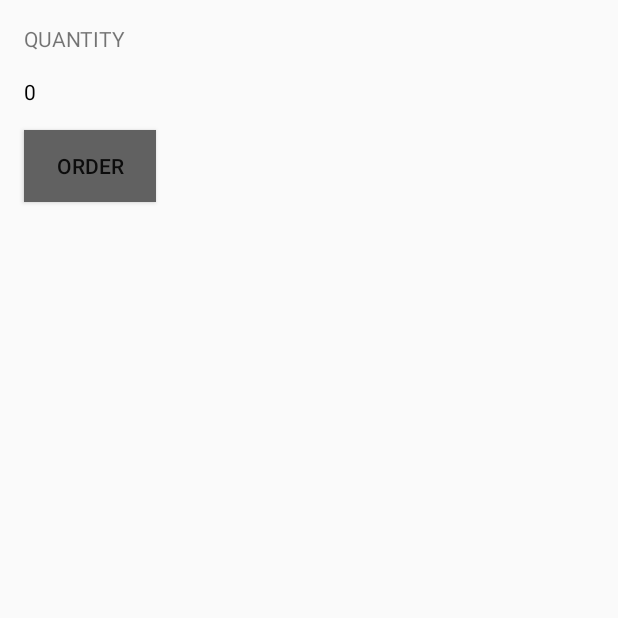
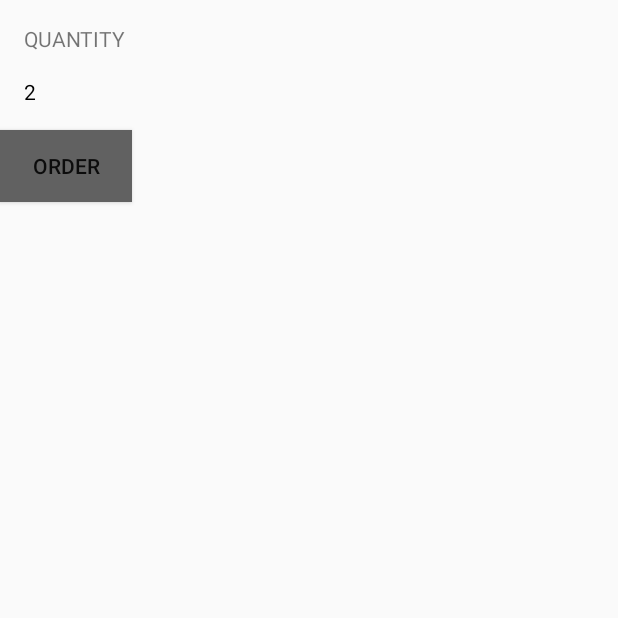
Before and after one commit to Morshu03/JavaRushProject, an Android app: the screen it shows after launch (MainActivity), after a tap on "ORDER", on a phone screen of 412 x 824 dp, the top half of it. Run offline under Robolectric (Android 15) with nearby library versions, the phone set to English and light mode, and no system bars.

Commit message:
fulfilled first task

```diff
--- a/app/src/main/java/com/example/javarushproject/MainActivity.java
+++ b/app/src/main/java/com/example/javarushproject/MainActivity.java
@@ -2,7 +2,6 @@ package com.example.javarushproject;
 
 
 import android.os.Bundle;
-import android.view.View;
 import android.widget.Button;
 import android.widget.TextView;
 
@@ -10,33 +9,23 @@ import androidx.appcompat.app.AppCompatActivity;
 
 public class MainActivity extends AppCompatActivity {
 
-    //TODO: Создать переменную Int = 0
+    int defaultValue = 0;
+    int count = 2;
+    Button submitBtn;
+    TextView quantityText;
 
     @Override
     protected void onCreate(Bundle savedInstanceState) {
         super.onCreate(savedInstanceState);
         setContentView(R.layout.activity_main);
-        Button submitBtn = findViewById(R.id.btn_order);
+        submitBtn = findViewById(R.id.btn_order);
+        quantityText = findViewById(R.id.quantity_text_view);
+        Quantity();
+    }
+    void Quantity () {
         submitBtn.setOnClickListener(view -> {
-            submitOrder();
+            defaultValue += count;
+            quantityText.setText("" + defaultValue);
         });
     }
-
-    /**
-     * This method is called when the order button is clicked.
-     */
-    public void submitOrder() {
-        // TODO: Добавлять +2 к переменной
-        //
-        //
-        display(1);
-    }
-
-    /**
-     * This method displays the given quantity value on the screen.
-     */
-    private void display(int number) {
-        TextView quantityTextView = findViewById(R.id.quantity_text_view);
-        quantityTextView.setText(number);
-    }
 }
--- a/app/src/main/res/layout/activity_main.xml
+++ b/app/src/main/res/layout/activity_main.xml
@@ -1,7 +1,8 @@
 <?xml version="1.0" encoding="utf-8"?>
-<RelativeLayout
+<androidx.constraintlayout.widget.ConstraintLayout
     xmlns:android="http://schemas.android.com/apk/res/android"
     xmlns:tools="http://schemas.android.com/tools"
+    xmlns:app="http://schemas.android.com/apk/res-auto"
     android:layout_width="match_parent"
     android:layout_height="match_parent"
     tools:context=".MainActivity">
@@ -10,28 +11,40 @@
         android:id="@+id/quantity_title"
         android:layout_width="wrap_content"
         android:layout_height="wrap_content"
-        android:paddingHorizontal="@dimen/default_android_padding"
-        android:paddingTop="@dimen/default_android_padding"
         android:text="@string/quantity_title"
-        android:textAllCaps="true" />
+        android:textAllCaps="true"
+        app:layout_constraintBottom_toTopOf="@id/quantity_text_view"
+        app:layout_constraintTop_toTopOf="parent"
+        android:layout_marginTop="@dimen/default_android_margin"
+        android:paddingStart="@dimen/default_android_padding"
+        android:paddingEnd="@dimen/default_android_padding"
+        tools:ignore="MissingConstraints" />
 
     <TextView
         android:id="@+id/quantity_text_view"
         android:layout_width="wrap_content"
         android:layout_height="wrap_content"
         android:layout_below="@id/quantity_title"
-        android:paddingHorizontal="@dimen/default_android_padding"
-        android:paddingTop="@dimen/default_android_padding"
+        app:layout_constraintBottom_toTopOf="@id/btn_order"
+        app:layout_constraintTop_toBottomOf="@id/quantity_title"
+        android:paddingStart="@dimen/default_android_padding"
+        android:paddingEnd="@dimen/default_android_padding"
+        android:layout_marginTop="@dimen/default_android_margin"
         android:text="@string/quantity_text_view"
-        android:textColor="@color/black" />
+        android:textColor="@color/black"
+        tools:ignore="MissingConstraints" />
 
     <Button
         android:id="@+id/btn_order"
         android:layout_width="wrap_content"
         android:layout_height="wrap_content"
         android:layout_below="@id/quantity_text_view"
-        android:layout_marginStart="@dimen/default_android_margin"
+        app:layout_constraintTop_toBottomOf="@id/quantity_text_view"
+        app:layout_constraintBottom_toTopOf="@id/btn_order"
+        android:layout_marginStart="@dimen/default_android_padding"
+        android:layout_marginEnd="@dimen/default_android_padding"
         android:layout_marginTop="@dimen/default_android_margin"
         android:background="@color/gray_700"
-        android:text="@string/button_text" />
-</RelativeLayout>
+        android:text="@string/button_text"
+        tools:ignore="MissingConstraints" />
+</androidx.constraintlayout.widget.ConstraintLayout>
```
